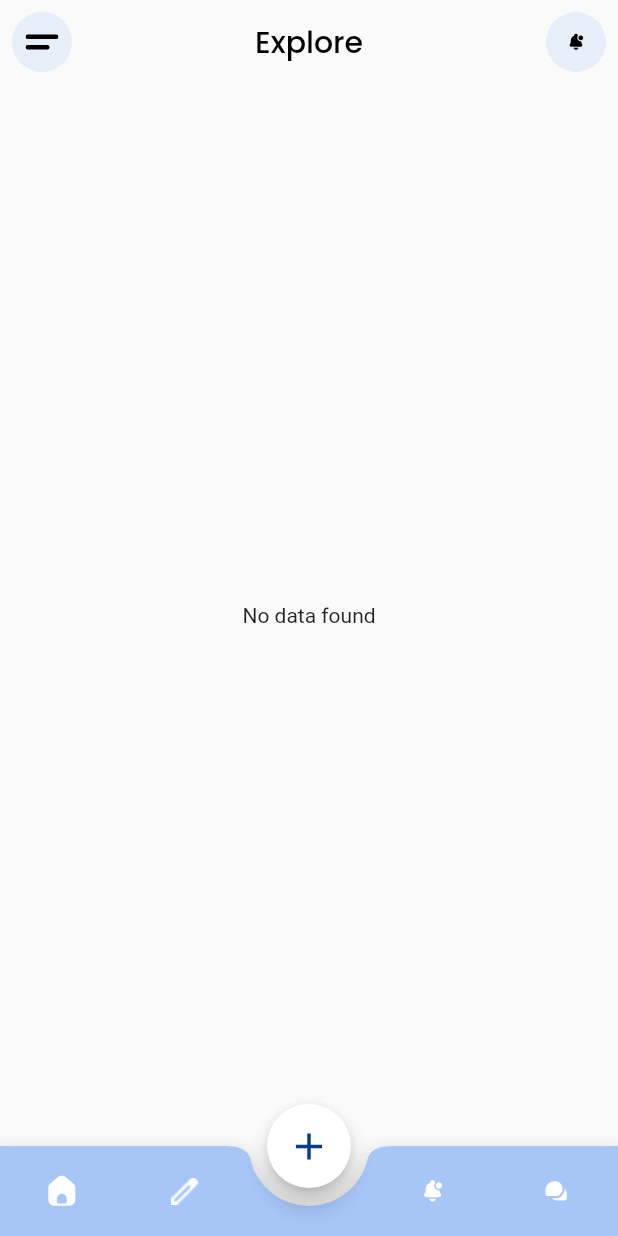
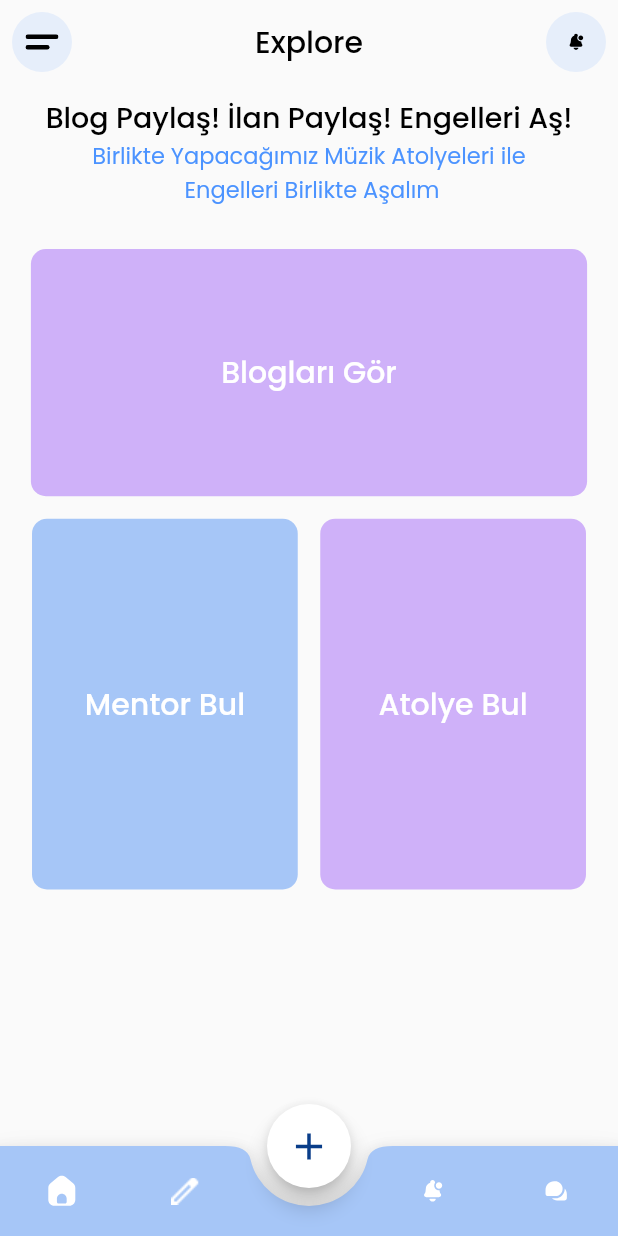
Before and after one commit to Group3-OUA/OUA_Bootcamp_FlutterTeam3, a Flutter app: the screen it shows once a user with an empty profile is signed in, on a phone screen of 412 x 824 dp. Run offline on Flutter 3.47's test engine with Material 2 defaults, Android fonts, the phone set to English and light mode, and no system bars; our stand-ins replace cloud_firestore, firebase_auth, firebase_core, flutter_signin_button, flutter_svg, google_fonts and 3 more; accounts and stored records are empty.

Commit message:
home page düzenlendi

```diff
--- a/lib/screens/blog/blog_page.dart
+++ b/lib/screens/blog/blog_page.dart
@@ -70,8 +70,10 @@ class BlogPage extends StatelessWidget {
                                     margin: EdgeInsets.all(15),
                                     child: ListTile(
                                       leading: CircleAvatar(
-                                        backgroundImage: NetworkImage(
-                                            "https://picsum.photos/250?image=9"),
+                                        backgroundImage: Image.asset(
+                                          'assets/icons/avatar.png',
+                                          fit: BoxFit.cover,
+                                        ).image,
                                       ),
                                       contentPadding: EdgeInsets.symmetric(
                                           horizontal: 10, vertical: 5),
--- a/lib/screens/home_page.dart
+++ b/lib/screens/home_page.dart
@@ -11,6 +11,8 @@ import 'package:bootcamp_project/screens/blog/blog_intro.dart';
 import 'package:bootcamp_project/screens/blog/blog_page.dart';
 import 'package:bootcamp_project/screens/blog/edit_blog.dart';
 import 'package:bootcamp_project/screens/auth/register_page.dart';
+import 'package:bootcamp_project/screens/obstacles/find_mentor.dart';
+import 'package:bootcamp_project/screens/obstacles/find_workshop.dart';
 import 'package:bootcamp_project/screens/obstacles/obstacles.dart';
 import 'package:bootcamp_project/services/auth_service.dart';
 import 'package:bootcamp_project/widgets/build_AppBar.dart';
@@ -55,64 +57,192 @@ class HomePage extends StatelessWidget {
         ),
         Colors.transparent,
       ),
-      body: StreamBuilder(
-          stream: FirebaseFirestore.instance
-              .collection('notes')
-              .where('userId', isEqualTo: user?.uid)
-              .snapshots(),
-          builder: (context, AsyncSnapshot snapShot) {
-            if (snapShot.hasData) {
-              if (snapShot.data.docs.length > 0) {
-                return ListView.builder(
-                    itemCount: snapShot.data.docs.length,
-                    itemBuilder: (context, index) {
-                      BlogModel blog =
-                          BlogModel.fromJson(snapShot.data.docs[index]);
 
-                      return Padding(
-                        padding: const EdgeInsets.symmetric(horizontal: 10),
-                        child: Card(
-                          shape: RoundedRectangleBorder(
-                            borderRadius: BorderRadius.circular(15.0),
-                          ),
-                          color: ColorConstants.lightgrey,
-                          elevation: 3,
-                          margin: EdgeInsets.all(15),
-                          child: ListTile(
-                            leading: CircleAvatar(
-                              backgroundImage: NetworkImage(
-                                  "https://picsum.photos/250?image=6"),
-                            ),
-                            contentPadding: EdgeInsets.symmetric(
-                                horizontal: 10, vertical: 5),
-                            title: Text(
-                              blog.title,
-                              style: GoogleFonts.poppins(
-                                  fontSize: 15, fontWeight: FontWeight.bold),
-                            ),
-                            subtitle: Text(
-                              blog.description,
-                              overflow: TextOverflow.ellipsis,
-                              maxLines: 2,
-                              style: GoogleFonts.poppins(
-                                  fontSize: 14, fontWeight: FontWeight.normal),
-                            ),
-                            onTap: () {
-                              Navigator.of(context).push(MaterialPageRoute(
-                                  builder: (context) => BlogDetail(blog)));
-                            },
-                          ),
-                        ),
-                      );
-                    });
-              } else {
-                return Center(child: Text("No data found"));
-              }
-            }
-            return Center(
-              child: CircularProgressIndicator(),
-            );
-          }),
+      body: Center(
+        child: Column(
+          children: [
+            Padding(
+              padding: const EdgeInsets.all(8.0),
+              child: Column(
+                mainAxisAlignment: MainAxisAlignment.start,
+                children: [
+                  Text(
+                    "Blog Paylaş! İlan Paylaş! Engelleri Aş!",
+                    textAlign: TextAlign.start,
+                    style: GoogleFonts.poppins(
+                      fontSize: 19,
+                      fontWeight: FontWeight.w500,
+                      color: ColorConstants.black,
+                    ),
+                  ),
+                  Text(
+                    "Birlikte Yapacağımız Müzik Atolyeleri ile\n Engelleri Birlikte Aşalım ",
+                    textAlign: TextAlign.center,
+                    style: GoogleFonts.poppins(
+                      fontSize: 15,
+                      fontWeight: FontWeight.normal,
+                      color: ColorConstants.mainblue,
+                    ),
+                  ),
+                ],
+              ),
+            ),
+            SizedBox(
+              height: 20,
+            ),
+            GestureDetector(
+              onTap: () {
+                Navigator.push(
+                  context,
+                  MaterialPageRoute(
+                    builder: (context) => BlogPage(this.user),
+                  ),
+                );
+              },
+              child: Container(
+                decoration: const BoxDecoration(
+                  color: ColorConstants.categorypurple,
+                  borderRadius: BorderRadius.all(Radius.circular(10)),
+                ),
+                width: MediaQuery.of(context).size.width * 0.9,
+                height: MediaQuery.of(context).size.height * 0.2,
+                child: Center(
+                    child: Text(
+                  "Blogları Gör",
+                  style: GoogleFonts.poppins(
+                    fontSize: 20,
+                    fontWeight: FontWeight.w500,
+                    color: ColorConstants.white,
+                  ),
+                )),
+              ),
+            ),
+            SizedBox(
+              height: 15,
+            ),
+            Row(
+              mainAxisAlignment: MainAxisAlignment.center,
+              children: [
+                GestureDetector(
+                  onTap: () {
+                    Navigator.push(
+                      context,
+                      MaterialPageRoute(
+                        builder: (context) => FindMentor(),
+                      ),
+                    );
+                  },
+                  child: Container(
+                    decoration: const BoxDecoration(
+                      color: ColorConstants.secondaryColor,
+                      borderRadius: BorderRadius.all(Radius.circular(10)),
+                    ),
+                    width: MediaQuery.of(context).size.width * 0.43,
+                    height: MediaQuery.of(context).size.height * 0.3,
+                    child: Center(
+                        child: Text(
+                      "Mentor Bul",
+                      style: GoogleFonts.poppins(
+                        fontSize: 20,
+                        fontWeight: FontWeight.w500,
+                        color: ColorConstants.white,
+                      ),
+                    )),
+                  ),
+                ),
+                SizedBox(
+                  width: 15,
+                ),
+                GestureDetector(
+                  onTap: () {
+                    Navigator.push(
+                      context,
+                      MaterialPageRoute(
+                        builder: (context) => FindWorkshop(),
+                      ),
+                    );
+                  },
+                  child: Container(
+                    decoration: const BoxDecoration(
+                      color: ColorConstants.categorypurple,
+                      borderRadius: BorderRadius.all(Radius.circular(10)),
+                    ),
+                    width: MediaQuery.of(context).size.width * 0.43,
+                    height: MediaQuery.of(context).size.height * 0.3,
+                    child: Center(
+                        child: Text(
+                      "Atolye Bul",
+                      style: GoogleFonts.poppins(
+                        fontSize: 20,
+                        fontWeight: FontWeight.w500,
+                        color: ColorConstants.white,
+                      ),
+                    )),
+                  ),
+                ),
+              ],
+            ),
+          ],
+        ),
+      ),
+      // body: StreamBuilder(
+      //     stream: FirebaseFirestore.instance
+      //         .collection('notes')
+      //         .where('userId', isEqualTo: user?.uid)
+      //         .snapshots(),
+      //     builder: (context, AsyncSnapshot snapShot) {
+      //       if (snapShot.hasData) {
+      //         if (snapShot.data.docs.length > 0) {
+      //           return ListView.builder(
+      //               itemCount: snapShot.data.docs.length,
+      //               itemBuilder: (context, index) {
+      //                 BlogModel blog =
+      //                     BlogModel.fromJson(snapShot.data.docs[index]);
+
+      //                 return Padding(
+      //                   padding: const EdgeInsets.symmetric(horizontal: 10),
+      //                   child: Card(
+      //                     shape: RoundedRectangleBorder(
+      //                       borderRadius: BorderRadius.circular(15.0),
+      //                     ),
+      //                     color: ColorConstants.lightgrey,
+      //                     elevation: 3,
+      //                     margin: EdgeInsets.all(15),
+      //                     child: ListTile(
+      //                       leading: CircleAvatar(
+      //                         backgroundImage: NetworkImage(
+      //                             "https://picsum.photos/250?image=6"),
+      //                       ),
+      //                       contentPadding: EdgeInsets.symmetric(
+      //                           horizontal: 10, vertical: 5),
+      //                       title: Text(
+      //                         blog.title,
+      //                         style: GoogleFonts.poppins(
+      //                             fontSize: 15, fontWeight: FontWeight.bold),
+      //                       ),
+      //                       subtitle: Text(
+      //                         blog.description,
+      //                         overflow: TextOverflow.ellipsis,
+      //                         maxLines: 2,
+      //                         style: GoogleFonts.poppins(
+      //                             fontSize: 14, fontWeight: FontWeight.normal),
+      //                       ),
+      //                       onTap: () {
+      //                         Navigator.of(context).push(MaterialPageRoute(
+      //                             builder: (context) => BlogDetail(blog)));
+      //                       },
+      //                     ),
+      //                   ),
+      //                 );
+      //               });
+      //         } else {
+      //           return Center(child: Text("No data found"));
+      //         }
+      //       }
+      //       return Center(
+      //         child: CircularProgressIndicator(),
+      //       );
+      //     }),
       floatingActionButton: Visibility(
         visible: !keyboardIsOpen,
         child: Padding(
--- a/pubspec.yaml
+++ b/pubspec.yaml
@@ -89,6 +89,7 @@ flutter:
     - assets/images/canva2.png
     - assets/icons/senfonia.png
     - assets/icons/Senfonia1.png
+    - assets/icons/avatar.png
 
 
 
```
Also changed, not shown: lib/profile.dart (+6 -5 lines), assets/icons/avatar.png (added).
